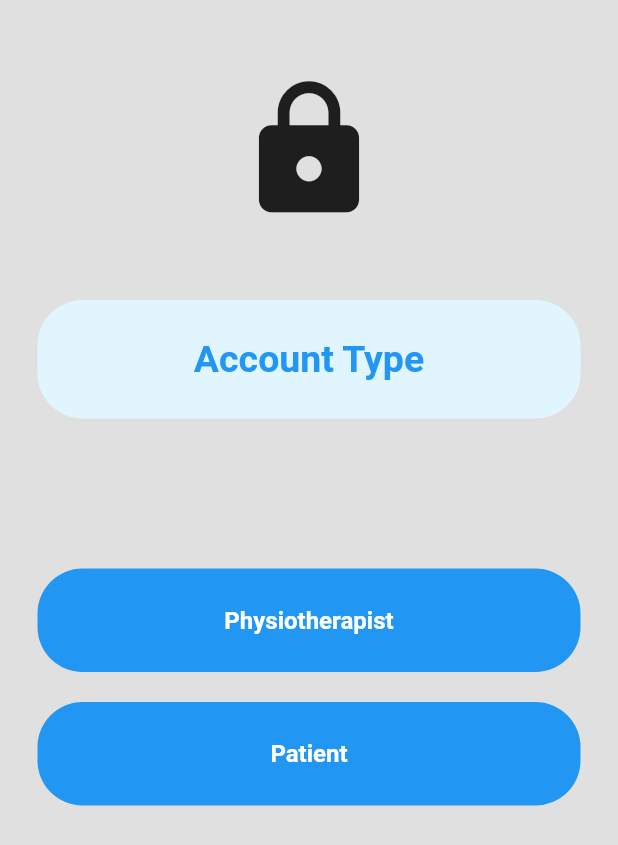
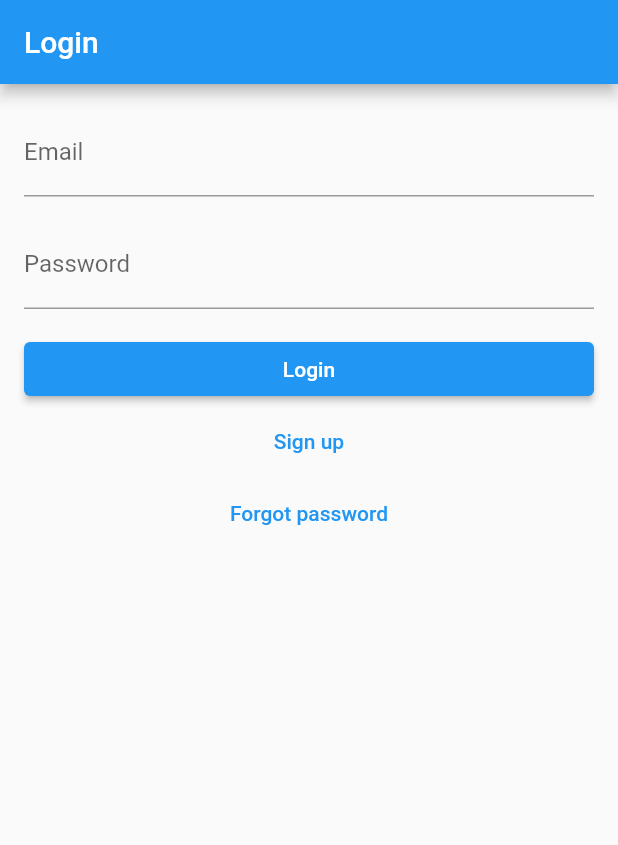
Before and after one commit to VSR-Final/Final-Year-Project, a Flutter app: the screen it shows after launch, on a phone screen of 412 x 824 dp. Shown: the top 845 px of the screen. Run offline on Flutter 3.47's test engine with Material 2 defaults, Android fonts, the phone set to English and light mode, and no system bars; our stand-ins replace image_picker.

Commit message:
Added sign up page and log in page

```diff
--- a/lib/main.dart
+++ b/lib/main.dart
@@ -1,19 +1,21 @@
 import 'package:finalyearproject/pages/account_type.dart';
 import 'package:finalyearproject/pages/login_landing.dart';
+import 'package:finalyearproject/pages/signUpPage.dart';
+import 'package:finalyearproject/pages/logInPage.dart';
 import 'package:flutter/material.dart';
 
 void main() {
   runApp(const MyApp());
 }
 
-class MyApp extends StatelessWidget{
+class MyApp extends StatelessWidget {
   const MyApp({super.key});
 
   @override
-  Widget build(BuildContext contex){
+  Widget build(BuildContext contex) {
     return const MaterialApp(
       debugShowCheckedModeBanner: false,
-      home: AccountType(),
+      home: LoginPage(),
     );
   }
 }
--- /dev/null
+++ b/lib/pages/logInPage.dart
@@ -0,0 +1,54 @@
+import 'package:flutter/material.dart';
+
+class LoginPage extends StatelessWidget {
+  const LoginPage({super.key});
+
+  @override
+  Widget build(BuildContext context) {
+    return Scaffold(
+      appBar: AppBar(
+        title: Text('Login'),
+      ),
+      body: Padding(
+        padding: const EdgeInsets.all(16.0),
+        child: Column(
+          crossAxisAlignment: CrossAxisAlignment.stretch,
+          children: [
+            TextFormField(
+              keyboardType: TextInputType.emailAddress,
+              decoration: InputDecoration(
+                labelText: 'Email',
+              ),
+            ),
+            SizedBox(height: 16),
+            TextFormField(
+              obscureText: true,
+              decoration: InputDecoration(
+                labelText: 'Password',
+              ),
+            ),
+            SizedBox(height: 16),
+            ElevatedButton(
+              onPressed: () {
+                // Perform login
+              },
+              child: Text('Login'),
+            ),
+            TextButton(
+              onPressed: () {
+                // Navigate to sign up page
+              },
+              child: Text('Sign up'),
+            ),
+            TextButton(
+              onPressed: () {
+                // Navigate to forgot password page
+              },
+              child: Text('Forgot password'),
+            ),
+          ],
+        ),
+      ),
+    );
+  }
+}
--- a/pubspec.yaml
+++ b/pubspec.yaml
@@ -35,6 +35,7 @@ dependencies:
   # The following adds the Cupertino Icons font to your application.
   # Use with the CupertinoIcons class for iOS style icons.
   cupertino_icons: ^1.0.2
+  image_picker: ^0.8.6+3
 
 dev_dependencies:
   flutter_test:
```
Also changed, not shown: lib/components/button.dart (+7 -9 lines), lib/pages/patient_register.dart (deleted, +0 -83 lines), lib/pages/signUpPage.dart (added, +144 -0 lines), pubspec.lock.
